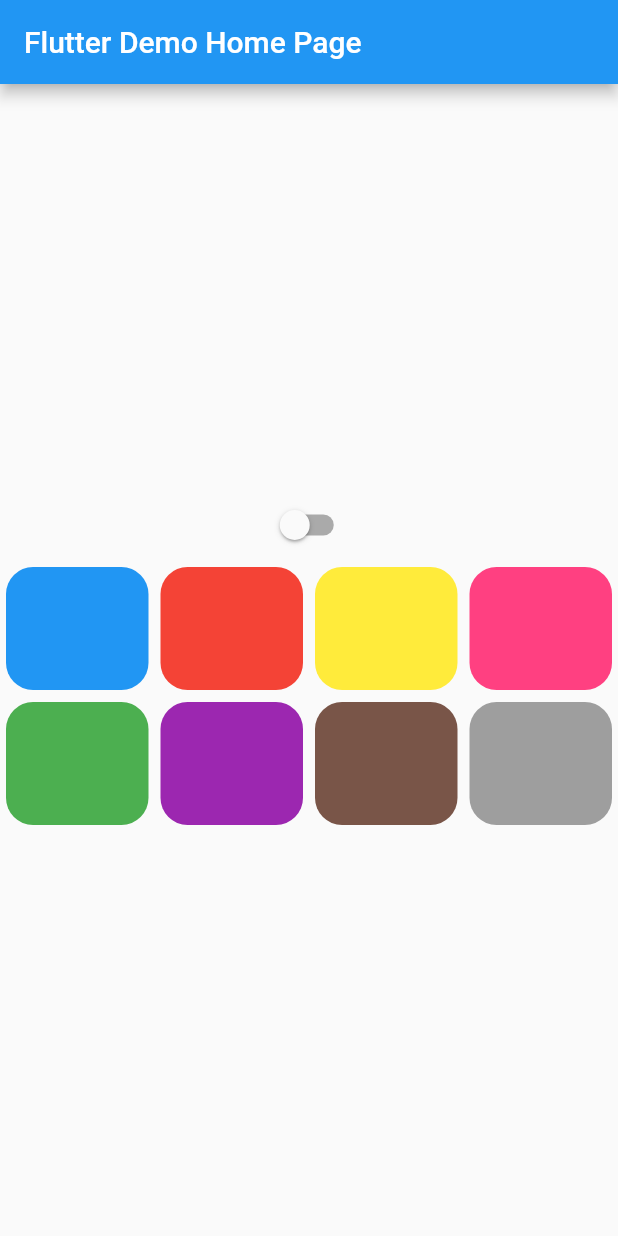
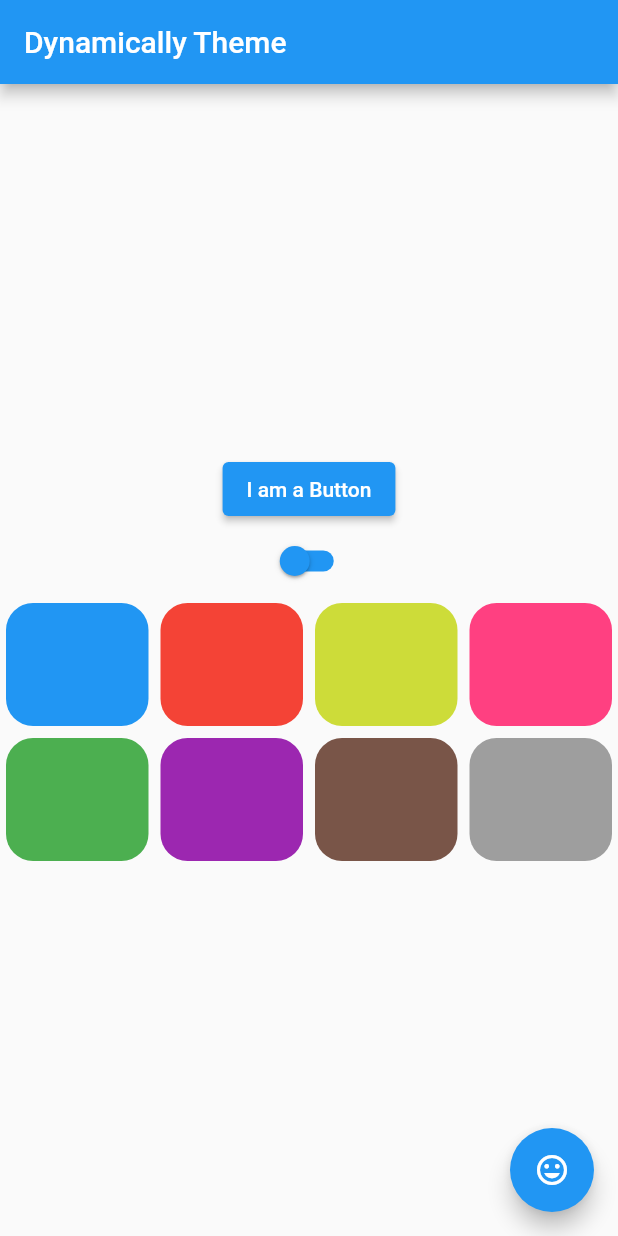
Before and after one commit to skllll06/flutter_playground-, a Flutter app: the screen it shows after launch, on a phone screen of 412 x 824 dp. Run offline on Flutter 3.47's test engine with Material 2 defaults, Android fonts, the phone set to English and light mode, and no system bars; our stand-ins replace flutter_riverpod, hooks_riverpod, shared_preferences.

Commit message:
feat: 🎸 Update

```diff
--- a/packages/dynamic_theme/lib/main.dart
+++ b/packages/dynamic_theme/lib/main.dart
@@ -19,7 +19,7 @@ class MyApp extends ConsumerWidget {
       data: (themeData) {
         return MaterialApp(
           theme: themeData,
-          home: const MyHomePage(title: 'Flutter Demo Home Page'),
+          home: const MyHomePage(title: 'Dynamically Theme'),
         );
       },
       error: (error, stack) => Text('$error'),
@@ -37,10 +37,19 @@ class MyHomePage extends ConsumerWidget {
       appBar: AppBar(
         title: Text(title),
       ),
+      floatingActionButton: FloatingActionButton(
+        onPressed: () {},
+        child: const Icon(
+          Icons.tag_faces,
+          color: Colors.white,
+        ),
+      ),
       body: Center(
         child: Column(
           mainAxisAlignment: MainAxisAlignment.center,
           children: <Widget>[
+            ElevatedButton(
+                onPressed: () {}, child: const Text('I am a Button')),
             Switch(
                 value: ref.watch(isDarkProvider),
                 onChanged: ref.watch(isDarkProvider.notifier).toggleThemeMode),
@@ -62,7 +71,7 @@ class MyHomePage extends ConsumerWidget {
                 )),
                 Expanded(
                     child: ColorSelectButton(
-                  color: Colors.yellow,
+                  color: Colors.lime,
                   handleOnTap: () => ref
                       .watch(themePrimaryColorProvider.notifier)
                       .togglePrimaryColor('yellow'),
@@ -126,7 +135,7 @@ class LoadingView extends StatelessWidget {
           color: Colors.black87,
           child: const Center(
             child: Text(
-              'Loading...',
+              'テーマが変わるよ',
               style: TextStyle(
                   color: Colors.white70,
                   fontSize: 23,
--- a/packages/dynamic_theme/lib/provider/theme_provider.dart
+++ b/packages/dynamic_theme/lib/provider/theme_provider.dart
@@ -11,10 +11,31 @@ final themeModeProvider = FutureProvider<ThemeData>((ref) async {
       ? ThemeData.dark().copyWith(
           primaryColor: primaryColor,
           appBarTheme: AppBarTheme(color: primaryColor),
+          switchTheme: SwitchThemeData(
+            thumbColor: MaterialStateProperty.all<Color>(primaryColor),
+            trackColor: MaterialStateProperty.all<Color>(primaryColor),
+            overlayColor: MaterialStateProperty.all<Color>(primaryColor),
+          ),
+          elevatedButtonTheme: ElevatedButtonThemeData(
+            style: ElevatedButton.styleFrom(primary: primaryColor),
+          ),
+          floatingActionButtonTheme:
+              FloatingActionButtonThemeData(backgroundColor: primaryColor),
         )
       : ThemeData.light().copyWith(
           primaryColor: primaryColor,
           appBarTheme: AppBarTheme(color: primaryColor),
+          switchTheme: SwitchThemeData(
+            thumbColor: MaterialStateProperty.all<Color>(primaryColor),
+            trackColor: MaterialStateProperty.all<Color>(primaryColor),
+            overlayColor: MaterialStateProperty.all<Color>(primaryColor),
+          ),
+          elevatedButtonTheme: ElevatedButtonThemeData(
+            style: ElevatedButton.styleFrom(primary: primaryColor),
+          ),
+          floatingActionButtonTheme: FloatingActionButtonThemeData(
+            backgroundColor: primaryColor,
+          ),
         );
 });
 
@@ -36,7 +57,7 @@ class ThemePrimaryColorController extends StateNotifier<Color> {
         PreferenceKey.primaryColor.setString(val);
         break;
       case 'yellow':
-        state = Colors.yellow;
+        state = Colors.lime;
         PreferenceKey.primaryColor.setString(val);
         break;
       case 'pink':
```
Also changed, not shown: 1 other file.
